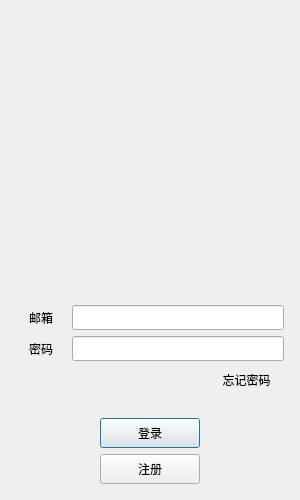
The window that Client/logindialog.ui (Stan-Vincent/HChat-demo) describes before a commit, drawn with Qt 5.
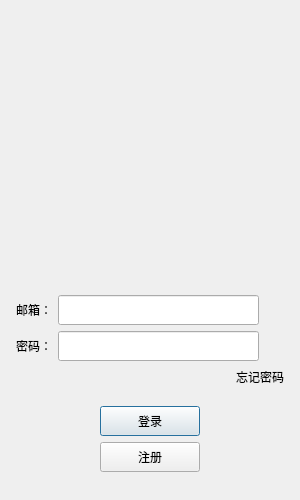
The same window after the commit. Icons and pictures are not drawn. Custom widgets are drawn as their Qt base class.

The edit to the form file:
```diff
--- a/Client/logindialog.ui
+++ b/Client/logindialog.ui
@@ -25,9 +25,9 @@
   <property name="windowTitle">
    <string>Dialog</string>
   </property>
-  <layout class="QVBoxLayout" name="verticalLayout_2">
+  <layout class="QVBoxLayout" name="verticalLayout_3">
    <item>
-    <layout class="QVBoxLayout" name="verticalLayout">
+    <layout class="QVBoxLayout" name="verticalLayout_2">
      <property name="leftMargin">
       <number>5</number>
      </property>
@@ -41,22 +41,37 @@
       <number>5</number>
      </property>
      <item>
-      <widget class="QWidget" name="widget" native="true">
+      <widget class="QLabel" name="err_tip">
+       <property name="minimumSize">
+        <size>
+         <width>0</width>
+         <height>25</height>
+        </size>
+       </property>
+       <property name="maximumSize">
+        <size>
+         <width>16777215</width>
+         <height>25</height>
+        </size>
+       </property>
+       <property name="text">
+        <string/>
+       </property>
+       <property name="alignment">
+        <set>Qt::AlignCenter</set>
+       </property>
+      </widget>
+     </item>
+     <item>
+      <widget class="QWidget" name="head_widget" native="true">
+       <property name="minimumSize">
+        <size>
+         <width>200</width>
+         <height>230</height>
+        </size>
+       </property>
        <layout class="QGridLayout" name="gridLayout">
         <item row="1" column="0">
-         <spacer name="verticalSpacer">
-          <property name="orientation">
-           <enum>Qt::Vertical</enum>
-          </property>
-          <property name="sizeHint" stdset="0">
-           <size>
-            <width>20</width>
-            <height>40</height>
-           </size>
-          </property>
-         </spacer>
-        </item>
-        <item row="6" column="0">
          <widget class="QLabel" name="head_label">
           <property name="minimumSize">
            <size>
@@ -76,43 +91,37 @@
           <property name="text">
            <string/>
           </property>
-          <property name="pixmap">
-           <pixmap resource="rc.qrc">:/res/MyXXXAvatar.jpg</pixmap>
-          </property>
-          <property name="scaledContents">
-           <bool>true</bool>
-          </property>
-          <property name="alignment">
-           <set>Qt::AlignCenter</set>
-          </property>
          </widget>
         </item>
        </layout>
       </widget>
      </item>
      <item>
-      <widget class="QLabel" name="err_tip">
-       <property name="text">
-        <string/>
+      <spacer name="verticalSpacer_3">
+       <property name="orientation">
+        <enum>Qt::Vertical</enum>
        </property>
-       <property name="alignment">
-        <set>Qt::AlignCenter</set>
+       <property name="sizeHint" stdset="0">
+        <size>
+         <width>20</width>
+         <height>40</height>
+        </size>
        </property>
-      </widget>
+      </spacer>
      </item>
      <item>
-      <layout class="QHBoxLayout" name="horizontalLayout">
+      <layout class="QHBoxLayout" name="horizontalLayout_2">
        <item>
         <widget class="QLabel" name="email_lb">
          <property name="minimumSize">
           <size>
-           <width>50</width>
+           <width>0</width>
            <height>25</height>
           </size>
          </property>
          <property name="maximumSize">
           <size>
-           <width>100</width>
+           <width>16777215</width>
            <height>25</height>
           </size>
          </property>
@@ -120,10 +129,7 @@
           <enum>Qt::PreventContextMenu</enum>
          </property>
          <property name="text">
-          <string>邮箱</string>
-         </property>
-         <property name="alignment">
-          <set>Qt::AlignCenter</set>
+          <string>邮箱：</string>
          </property>
         </widget>
        </item>
@@ -132,32 +138,48 @@
          <property name="minimumSize">
           <size>
            <width>0</width>
-           <height>25</height>
+           <height>30</height>
           </size>
          </property>
          <property name="maximumSize">
           <size>
            <width>16777215</width>
-           <height>25</height>
+           <height>30</height>
           </size>
          </property>
         </widget>
        </item>
+       <item>
+        <spacer name="horizontalSpacer_6">
+         <property name="orientation">
+          <enum>Qt::Horizontal</enum>
+         </property>
+         <property name="sizeType">
+          <enum>QSizePolicy::Fixed</enum>
+         </property>
+         <property name="sizeHint" stdset="0">
+          <size>
+           <width>25</width>
+           <height>20</height>
+          </size>
+         </property>
+        </spacer>
+       </item>
       </layout>
      </item>
      <item>
-      <layout class="QHBoxLayout" name="horizontalLayout_2">
+      <layout class="QHBoxLayout" name="horizontalLayout_3">
        <item>
         <widget class="QLabel" name="pass_label">
          <property name="minimumSize">
           <size>
-           <width>50</width>
+           <width>0</width>
            <height>25</height>
           </size>
          </property>
          <property name="maximumSize">
           <size>
-           <width>100</width>
+           <width>16777215</width>
            <height>25</height>
           </size>
          </property>
@@ -165,10 +187,7 @@
           <enum>Qt::PreventContextMenu</enum>
          </property>
          <property name="text">
-          <string>密码</string>
-         </property>
-         <property name="alignment">
-          <set>Qt::AlignCenter</set>
+          <string>密码：</string>
          </property>
         </widget>
        </item>
@@ -177,21 +196,37 @@
          <property name="minimumSize">
           <size>
            <width>0</width>
-           <height>25</height>
+           <height>30</height>
           </size>
          </property>
          <property name="maximumSize">
           <size>
            <width>16777215</width>
-           <height>25</height>
+           <height>30</height>
           </size>
          </property>
         </widget>
        </item>
+       <item>
+        <spacer name="horizontalSpacer_7">
+         <property name="orientation">
+          <enum>Qt::Horizontal</enum>
+         </property>
+         <property name="sizeType">
+          <enum>QSizePolicy::Fixed</enum>
+         </property>
+         <property name="sizeHint" stdset="0">
+          <size>
+           <width>25</width>
+           <height>20</height>
+          </size>
+         </property>
+        </spacer>
+       </item>
       </layout>
      </item>
      <item>
-      <layout class="QHBoxLayout" name="horizontalLayout_3">
+      <layout class="QHBoxLayout" name="horizontalLayout_4">
        <item>
         <spacer name="horizontalSpacer">
          <property name="orientation">
@@ -207,27 +242,9 @@
        </item>
        <item>
         <widget class="ClickedLabel" name="forget_label">
-         <property name="minimumSize">
-          <size>
-           <width>75</width>
-           <height>25</height>
-          </size>
-         </property>
-         <property name="maximumSize">
-          <size>
-           <width>100</width>
-           <height>25</height>
-          </size>
-         </property>
-         <property name="contextMenuPolicy">
-          <enum>Qt::PreventContextMenu</enum>
-         </property>
          <property name="text">
           <string>忘记密码</string>
          </property>
-         <property name="alignment">
-          <set>Qt::AlignCenter</set>
-         </property>
         </widget>
        </item>
       </layout>
@@ -237,19 +254,16 @@
        <property name="orientation">
         <enum>Qt::Vertical</enum>
        </property>
-       <property name="sizeType">
-        <enum>QSizePolicy::Fixed</enum>
-       </property>
        <property name="sizeHint" stdset="0">
         <size>
          <width>20</width>
-         <height>20</height>
+         <height>40</height>
         </size>
        </property>
       </spacer>
      </item>
      <item>
-      <layout class="QHBoxLayout" name="horizontalLayout_4">
+      <layout class="QHBoxLayout" name="horizontalLayout_5">
        <item>
         <spacer name="horizontalSpacer_2">
          <property name="orientation">
@@ -257,8 +271,8 @@
          </property>
          <property name="sizeHint" stdset="0">
           <size>
-           <width>100</width>
-           <height>30</height>
+           <width>40</width>
+           <height>20</height>
           </size>
          </property>
         </spacer>
@@ -271,12 +285,6 @@
            <height>30</height>
           </size>
          </property>
-         <property name="maximumSize">
-          <size>
-           <width>100</width>
-           <height>30</height>
-          </size>
-         </property>
          <property name="text">
           <string>登录</string>
          </property>
@@ -287,13 +295,10 @@
          <property name="orientation">
           <enum>Qt::Horizontal</enum>
          </property>
-         <property name="sizeType">
-          <enum>QSizePolicy::Expanding</enum>
-         </property>
          <property name="sizeHint" stdset="0">
           <size>
-           <width>100</width>
-           <height>30</height>
+           <width>40</width>
+           <height>20</height>
           </size>
          </property>
         </spacer>
@@ -301,7 +306,7 @@
       </layout>
      </item>
      <item>
-      <layout class="QHBoxLayout" name="horizontalLayout_5">
+      <layout class="QHBoxLayout" name="horizontalLayout_6">
        <item>
         <spacer name="horizontalSpacer_4">
          <property name="orientation">
@@ -309,8 +314,8 @@
          </property>
          <property name="sizeHint" stdset="0">
           <size>
-           <width>100</width>
-           <height>30</height>
+           <width>40</width>
+           <height>20</height>
           </size>
          </property>
         </spacer>
@@ -323,12 +328,6 @@
            <height>30</height>
           </size>
          </property>
-         <property name="maximumSize">
-          <size>
-           <width>100</width>
-           <height>30</height>
-          </size>
-         </property>
          <property name="text">
           <string>注册</string>
          </property>
@@ -339,19 +338,29 @@
          <property name="orientation">
           <enum>Qt::Horizontal</enum>
          </property>
-         <property name="sizeType">
-          <enum>QSizePolicy::Expanding</enum>
-         </property>
          <property name="sizeHint" stdset="0">
           <size>
-           <width>100</width>
-           <height>30</height>
+           <width>40</width>
+           <height>20</height>
           </size>
          </property>
         </spacer>
        </item>
       </layout>
      </item>
+     <item>
+      <spacer name="verticalSpacer">
+       <property name="orientation">
+        <enum>Qt::Vertical</enum>
+       </property>
+       <property name="sizeHint" stdset="0">
+        <size>
+         <width>20</width>
+         <height>40</height>
+        </size>
+       </property>
+      </spacer>
+     </item>
     </layout>
    </item>
   </layout>
```
Left out of the diff: 15 changed lines with no effect on the pictures.
